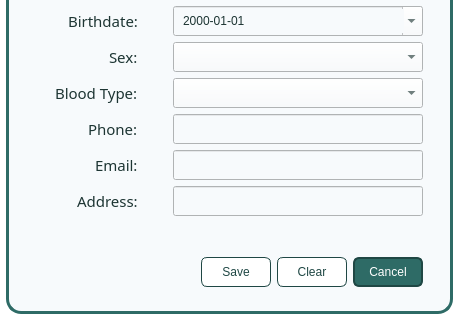
Before: the Qt Designer form ui/popup_patientform.ui in karlito20/AdoraFlowProject, drawn with Qt 5; both pictures show x 0 to 459 and y 216 to 536 of the 459 by 536 pixel window.
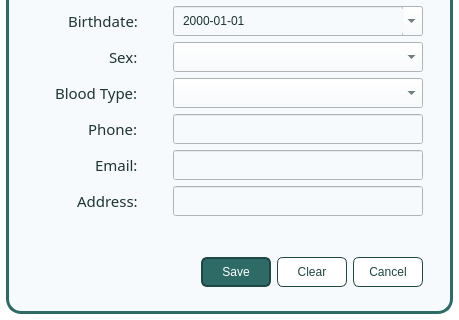
After: the same form once the commit is applied.

```diff
--- a/ui/popup_patientform.ui
+++ b/ui/popup_patientform.ui
@@ -1052,12 +1052,13 @@
             <cursorShape>PointingHandCursor</cursorShape>
            </property>
            <property name="styleSheet">
-            <string notr="true">#save_button {
-	background: white;
+            <string notr="true">
+#save_button {
 	border-radius: 6px;
-	border: 1px solid #1F4744;
-	color: #1F4744;
-
+	color: white;
+	border: 2px solid #1F4744;
+	padding: 5px;
+	background: #2E6B66;
 }
 
 #save_button:hover {
@@ -1119,11 +1120,11 @@
            </property>
            <property name="styleSheet">
             <string notr="true">#cancel_button {
+	background: white;
 	border-radius: 6px;
-	color: white;
-	border: 2px solid #1F4744;
-	padding: 5px;
-	background: #2E6B66;
+	border: 1px solid #1F4744;
+	color: #1F4744;
+
 }
 
 #cancel_button:hover {
@@ -1131,11 +1132,11 @@
 	background: #265955;
 
 }
+
 #cancel_button:pressed {
-	background: #1F4744;
-	color: white;
-	border: 2px solid #1F4744;
-}</string>
+	background: #B8E0DD;
+}
+</string>
            </property>
            <property name="text">
             <string>Cancel</string>
```
Left out of the diff: 13 changed lines with no effect on the pictures.
